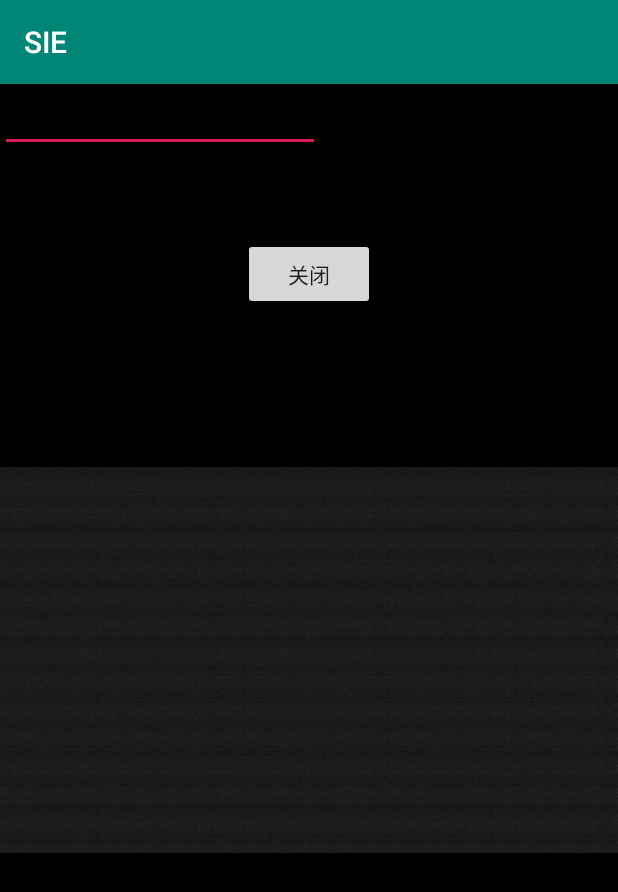
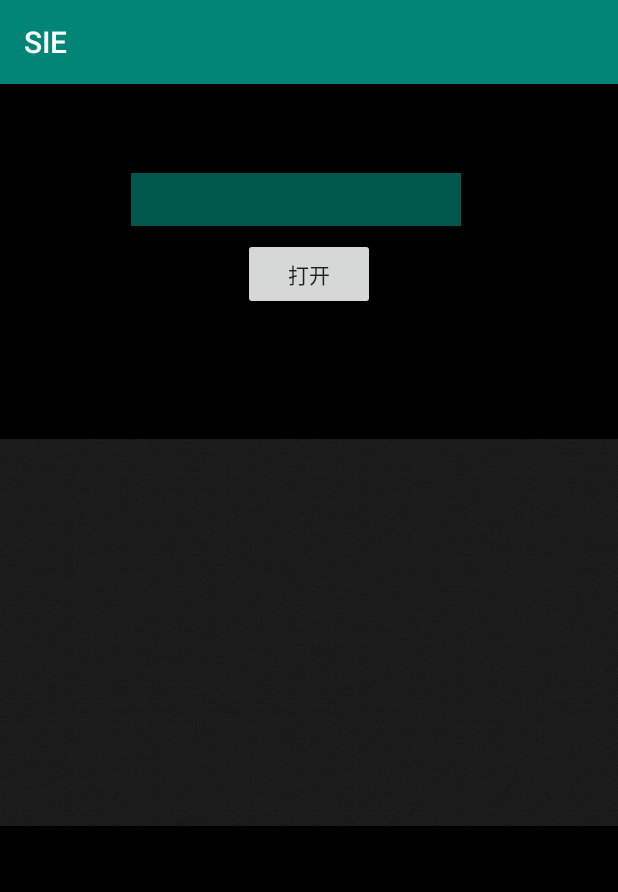
Before and after one commit to KongoHuster/SIE_SeedClass, an Android app: the screen it shows after launch (MainActivity), after a tap on "打开", on a phone screen of 412 x 824 dp. Shown: the top 892 px of the screen. Run offline under Robolectric (Android 15) with nearby library versions, the phone set to English and light mode, and no system bars; 2 other taps on this screen came first.

Commit message:
完成所有的问题

```diff
--- a/app/src/main/java/e/yizii/sie/MainActivity.java
+++ b/app/src/main/java/e/yizii/sie/MainActivity.java
@@ -2,7 +2,6 @@ package e.yizii.sie;
 
 import android.Manifest;
 import android.content.pm.PackageManager;
-import android.hardware.Camera;
 import android.os.Build;
 import android.os.Handler;
 import android.os.Looper;
@@ -12,20 +11,23 @@ import android.os.Bundle;
 import android.util.Log;
 import android.view.View;
 import android.widget.Button;
+import android.widget.EditText;
 import android.widget.ImageView;
+import android.widget.Toast;
 
 import java.io.IOException;
+import java.util.regex.Matcher;
+import java.util.regex.Pattern;
 
 
 public class MainActivity extends AppCompatActivity {
 
-    private Camera mCamera = null;
-    private Camera.Parameters mParameters = null;
     boolean buttonSet = true;
     private static final String TAG = "MainActivity";
     private Button button;
     private ImageView imageView;
     private Boolean Stop = false;
+    private EditText editText;
     @Override
     protected void onCreate(Bundle savedInstanceState) {
         super.onCreate(savedInstanceState);
@@ -38,17 +40,36 @@ public class MainActivity extends AppCompatActivity {
             }
         }
 
-
+        editText = findViewById(R.id.editText2);
         imageView = findViewById(R.id.image1);
         button.setOnClickListener(new View.OnClickListener() {
             public void onClick(View v) {
                 if (buttonSet == true)
                 {
+                    String input = editText.getText().toString();
+                    if (input.isEmpty())
+                    {
+                        Toast.makeText(getApplication().getApplicationContext(), "输入字符为空，请输入两个汉字", Toast.LENGTH_SHORT).show();
+                        return;
+                    }
+
+                    if (input.length() != 2)
+                    {
+                        Toast.makeText(getApplication().getApplicationContext(), "请输入两个汉字", Toast.LENGTH_SHORT).show();
+                        return;
+                    }
+
+                    if (!isChinese(input))
+                    {
+                        Toast.makeText(getApplication().getApplicationContext(), "请输入两个汉字", Toast.LENGTH_SHORT).show();
+                        return;
+                    }
+
                     button.setText("关闭");
                     Stop = false;
                     Font16 font16 = new Font16(getApplication().getApplicationContext());
                     try {
-                        final boolean[][] arr = font16.drawString("我们");
+                        final boolean[][] arr = font16.drawString(input);
 
                         imageView.setVisibility(View.VISIBLE);
                         Looper looper = Looper.myLooper();//取得当前线程里的looper
@@ -63,7 +84,6 @@ public class MainActivity extends AppCompatActivity {
                                     for (int j = 0; j < arr[0].length; j++) {
                                         mHandler.removeMessages(0);
                                         if (arr[i][j] == true)
-//                                        if (i % 2 ==0)
                                         {
                                             msgStr[0] = "black";
                                         }else {
@@ -91,29 +111,12 @@ public class MainActivity extends AppCompatActivity {
 
                     button.setText("打开");
                     imageView.setVisibility(View.INVISIBLE);
-//                    closeCamera();
                     buttonSet = true;
                     Stop = true;
                 }
 
             }
         });
-    }
-
-    private void startCamera(){
-        mCamera = Camera.open();
-        mParameters = mCamera.getParameters();
-        mParameters.setFlashMode(Camera.Parameters.FLASH_MODE_TORCH);
-        mCamera.setParameters(mParameters);
-
-    }
-
-    private void closeCamera(){
-        mParameters.setFlashMode(Camera.Parameters.FLASH_MODE_OFF);
-        mCamera.setParameters(mParameters);
-        mCamera.stopPreview();
-        mCamera.release();
-        mCamera = null;
     }
 
     private class MyHandler extends Handler{
@@ -124,29 +127,25 @@ public class MainActivity extends AppCompatActivity {
         @Override
         public void handleMessage(Message msg) {//处理消息
          Log.d(TAG, "handleMessage: ");
-         String string = (String) msg.obj;
          if (msg.obj.toString().equals("black"))
          {
-             imageView.setImageResource(R.drawable.withe);
+             imageView.setImageResource(R.mipmap.withe);
          }else {
-             imageView.setImageResource(R.drawable.timg);
+             imageView.setImageResource(R.mipmap.timg);
          }
-//            Log.d(TAG, "handleMessage: " + msg.obj.toString());
-//            text.setText(msg.obj.toString());
+
         }
-
     }
 
-//    class Mythread extends Thread{
-//        Mythread(){
-//
-//        }
-//
-//        @Override
-//        public void run(){
-//
-//        }
-//    }
-//
+    public static boolean isChinese(String str) {
+        String regEx = "[\u4e00-\u9fa5]";
+        Pattern pat = Pattern.compile(regEx);
+        Matcher matcher = pat.matcher(str);
+        boolean flg = false;
+        if (matcher.find())
+            flg = true;
+
+        return flg;
+    }
 
 }
--- a/app/src/main/res/layout/activity_main.xml
+++ b/app/src/main/res/layout/activity_main.xml
@@ -17,7 +17,7 @@
         android:layout_marginEnd="8dp"
         android:layout_marginRight="8dp"
         android:layout_marginBottom="8dp"
-        android:text="打开闪光灯"
+        android:text="打开"
         app:layout_constraintBottom_toBottomOf="parent"
         app:layout_constraintEnd_toEndOf="parent"
         app:layout_constraintStart_toStartOf="parent"
@@ -26,24 +26,36 @@
 
     <EditText
         android:id="@+id/editText2"
-        android:layout_width="wrap_content"
-        android:layout_height="wrap_content"
+        android:layout_width="220dp"
+        android:layout_height="35dp"
+        android:layout_marginStart="64dp"
+        android:layout_marginLeft="64dp"
+        android:layout_marginTop="8dp"
+        android:layout_marginEnd="8dp"
+        android:layout_marginRight="8dp"
+        android:layout_marginBottom="8dp"
+        android:background="@color/colorPrimaryDark"
         android:ems="10"
         android:inputType="textPersonName"
         android:text=""
-        tools:layout_editor_absoluteX="16dp"
-        tools:layout_editor_absoluteY="16dp"
+        app:layout_constraintBottom_toTopOf="@+id/button"
+        app:layout_constraintEnd_toEndOf="parent"
+        app:layout_constraintHorizontal_bias="0.195"
+        app:layout_constraintStart_toStartOf="parent"
+        app:layout_constraintTop_toTopOf="parent"
+        app:layout_constraintVertical_bias="1.0"
         tools:ignore="MissingConstraints" />
 
     <ImageView
         android:id="@+id/image1"
         android:layout_width="wrap_content"
-        android:layout_height="wrap_content"
+        android:layout_height="398dp"
+        android:layout_marginTop="16dp"
         android:layout_weight="0.4"
-        android:src="@drawable/timg"
+        android:src="@mipmap/timg"
+        app:layout_constraintTop_toBottomOf="@+id/button"
         tools:ignore="MissingConstraints"
-        tools:layout_editor_absoluteX="0dp"
-        tools:layout_editor_absoluteY="16dp" />
+        tools:layout_editor_absoluteX="0dp" />
 
 
 
--- a/app/src/main/res/values/colors.xml
+++ b/app/src/main/res/values/colors.xml
@@ -4,4 +4,5 @@
     <color name="colorPrimaryDark">#00574B</color>
     <color name="colorAccent">#D81B60</color>
     <color name="colorblack">#000000</color>
+    <color name="colorWhite">#ffffff</color>
 </resources>
```
Also changed, not shown: app/src/main/res/mipmap-xxhdpi/timg.jpeg (renamed from app/src/main/res/drawable/timg.jpeg), app/src/main/res/mipmap-xxhdpi/withe.jpg (renamed from app/src/main/res/drawable/withe.jpg).
